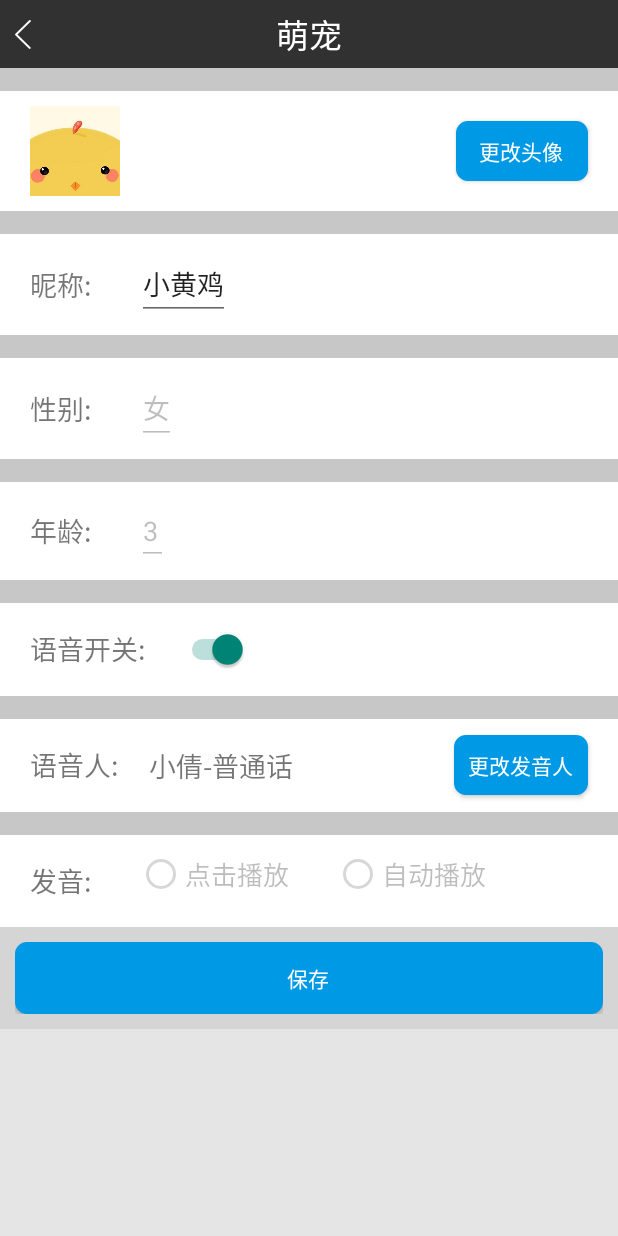
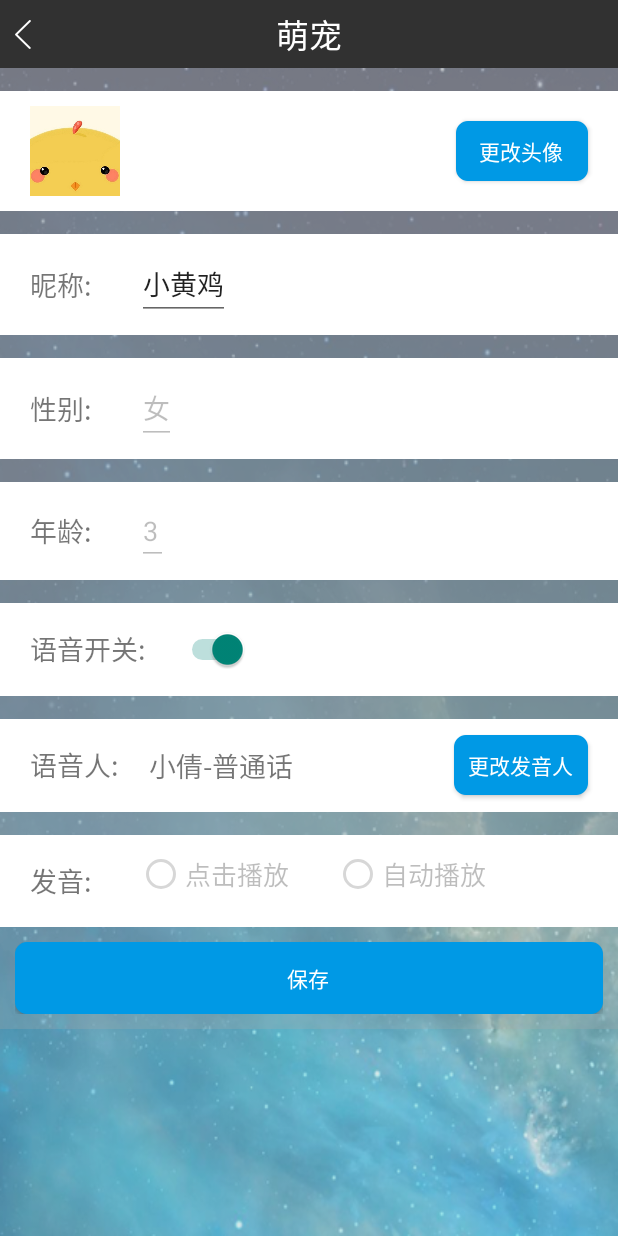
Before and after one commit to linkun199011/robot, an Android app: the PetDetailActivity screen opened directly, with no data from a screen before it, on a phone screen of 412 x 824 dp. Run offline under Robolectric (Android 15) with nearby library versions, the light colour scheme and no system bars.

Commit message:
start page background

```diff
--- a/app/src/main/AndroidManifest.xml
+++ b/app/src/main/AndroidManifest.xml
@@ -31,7 +31,7 @@
         android:supportsRtl="true"
         android:name="com.ustclin.petchicken.RobotApp"
         android:label="@string/app_name"
-        android:theme="@style/Theme.AppCompat.Light.NoActionBar"
+        android:theme="@style/LinKunTheme"
         >
 
         <!-- 使用junit需要添加 -->
--- a/app/src/main/res/values/styles.xml
+++ b/app/src/main/res/values/styles.xml
@@ -13,8 +13,9 @@
     </style>
 
     <!-- Application theme. -->
-    <style name="AppTheme" parent="AppBaseTheme">
+    <style name="LinKunTheme" parent="Theme.AppCompat.Light.NoActionBar">
         <!-- All customizations that are NOT specific to a particular API-level can go here. -->
+        <item name="android:windowBackground">@drawable/background</item>
     </style>
 
      <!-- 字体样式 start -->
```
Also changed, not shown: app/src/main/res/values-v21/styles.xml (deleted, +0 -9 lines).
